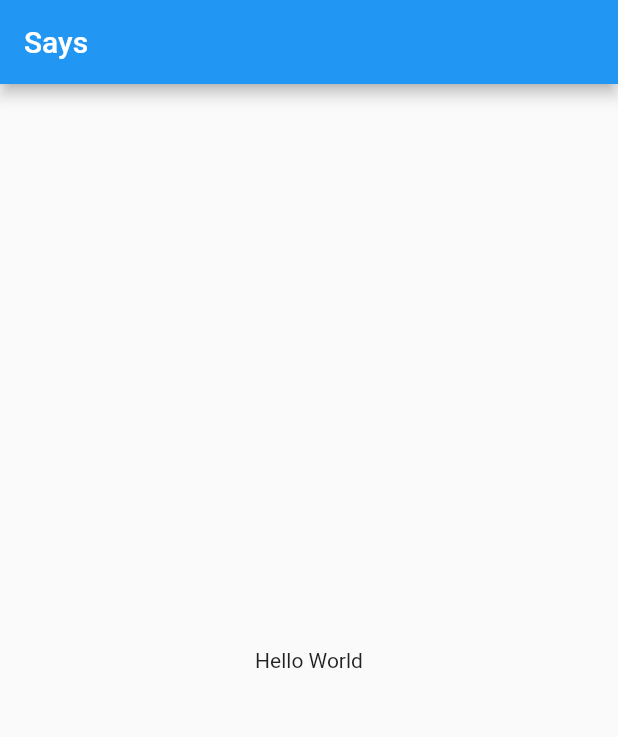
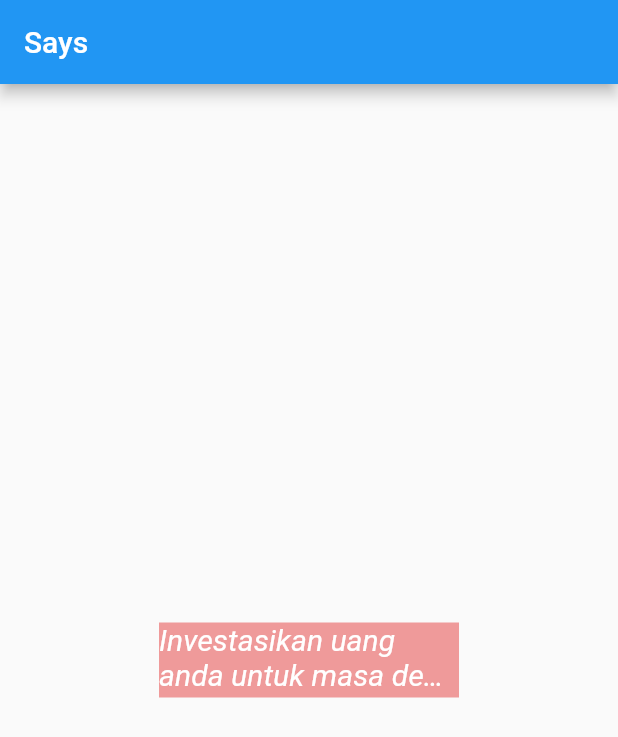
Before and after one commit to acepnurmansidik/Flutter_Practice, a Flutter app: the screen it shows after launch, on a phone screen of 412 x 824 dp. Shown: the top 737 px of the screen. Run offline on Flutter 3.47's test engine with Material 2 defaults, Android fonts, the phone set to English and light mode, and no system bars.

Commit message:
Text Widget

```diff
--- a/lib/main.dart
+++ b/lib/main.dart
@@ -10,8 +10,25 @@ class MyApp extends StatelessWidget {
   Widget build(BuildContext context) {
     return MaterialApp(
       home: Scaffold(
-        appBar: AppBar(title: Text("Says"),),
-        body: Center(child: Text("Hello World")),
+        appBar: AppBar(
+          title: const Text("Says"),
+        ),
+        body: Center(
+            child: Container(
+                color: Colors.red.shade200,
+                width: 200,
+                height: 50,
+                child: const Text(
+                  "Investasikan uang anda untuk masa depan bersama kami",
+                  maxLines: 2, //maximal akan 2 baris
+                  style: TextStyle(
+                      fontStyle: FontStyle.italic,
+                      fontWeight: FontWeight.w400,
+                      color: Colors.white,
+                      fontSize: 20),
+                  overflow: TextOverflow
+                      .ellipsis, //akan memunculkan titik2 jika terlalu panjang
+                ))),
       ),
     );
   }
```
